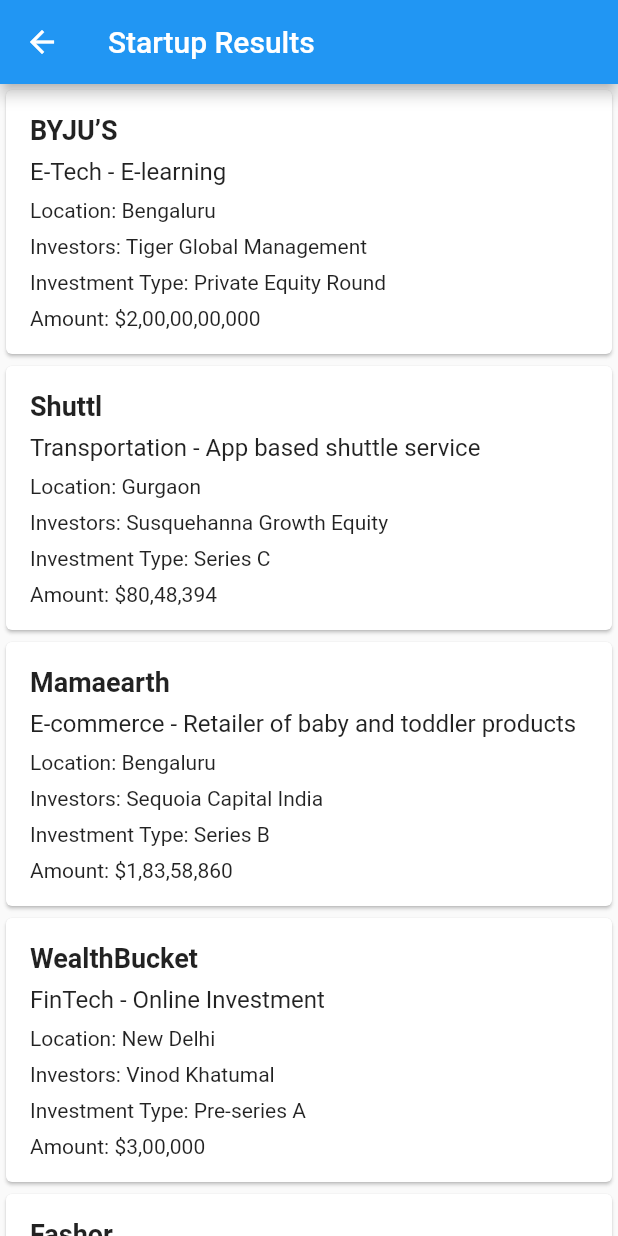
After one commit to Yuvadi29/StartUpProject, a Flutter app: the StartupDisplay screen opened directly, on a phone screen of 412 x 824 dp. The commit adds this screen. Run offline on Flutter 3.47's test engine with Material 2 defaults, Android fonts, the phone set to English and light mode, and no system bars; our stand-ins replace firebase_auth, firebase_core, font_awesome_flutter, google_sign_in; accounts and stored records are empty.

Commit message:
Cards Display

```diff
--- /dev/null
+++ b/lib/screens/StartupDisplay.dart
@@ -0,0 +1,24 @@
+import 'package:flutter/material.dart';
+import 'startup.dart';
+import 'package:intl/intl.dart';
+import 'startup_data.dart';
+import 'startup_list.dart';
+
+class StartupDisplay extends StatelessWidget {
+  const StartupDisplay({Key? key}) : super(key: key);
+
+  @override
+  Widget build(BuildContext context) {
+    final formatter = NumberFormat("#,##,###");
+    return Scaffold(
+      appBar: AppBar(
+        title: const Text("Startup Results"),
+      ),
+      body: SafeArea(
+        child: StartupList(
+          startups: startupData,
+        ),
+      ),
+    );
+  }
+}
--- a/lib/screens/input.dart
+++ b/lib/screens/input.dart
@@ -1,4 +1,5 @@
 import 'package:flutter/material.dart';
+import 'package:startup/screens/StartupDisplay.dart';
 
 const List<String> Domainlist = <String>[
   'E-Tech',
@@ -93,6 +94,17 @@
         currentStep: _currentStep,
         steps: _steps,
       ),
+      bottomNavigationBar: Padding(
+        padding: const EdgeInsets.all(16.0),
+        child: ElevatedButton(
+          onPressed: () {
+            Navigator.push(context, MaterialPageRoute(builder: (context) {
+              return const StartupDisplay();
+            }));
+          },
+          child: const Text("Submit"),
+        )
+      ),
     );
   }
 }
@@ -166,6 +178,7 @@
       value: dropdownValue,
       icon: const Icon(Icons.arrow_downward),
       elevation: 16,
+
       style: const TextStyle(color: Colors.black),
       underline: Container(
         height: 3,
--- /dev/null
+++ b/lib/screens/startup.dart
@@ -0,0 +1,21 @@
+class Startup {
+  final int id;
+  final String name;
+  final String industry;
+  final String subVertical;
+  final String city;
+  final String investors;
+  final String investmentType;
+  final int amount;
+
+  Startup({
+    required this.id,
+    required this.name,
+    required this.industry,
+    required this.subVertical,
+    required this.city,
+    required this.investors,
+    required this.investmentType,
+    required this.amount,
+  });
+}
--- /dev/null
+++ b/lib/screens/startup_card.dart
@@ -0,0 +1,63 @@
+import 'package:flutter/material.dart';
+import 'package:intl/intl.dart';
+import 'startup.dart';
+import 'startup_details.dart';
+
+class StartupCard extends StatelessWidget {
+  final Startup startup;
+
+  StartupCard({required this.startup});
+
+  @override
+  Widget build(BuildContext context) {
+    final formatter = NumberFormat("#,##,###");
+
+    return GestureDetector(
+      onTap: () {
+        Navigator.push(
+          context,
+          MaterialPageRoute(builder: (context) => StartupDetails(startup: startup)),
+        );
+      },
+      child: Card(
+        child: Padding(
+          padding: EdgeInsets.all(16.0),
+          child: Column(
+            crossAxisAlignment: CrossAxisAlignment.start,
+            children: [
+              Text(
+                startup.name,
+                style: TextStyle(fontSize: 18.0, fontWeight: FontWeight.bold),
+              ),
+              SizedBox(height: 8.0),
+              Text(
+                "${startup.industry} - ${startup.subVertical}",
+                style: TextStyle(fontSize: 16.0),
+              ),
+              SizedBox(height: 8.0),
+              Text(
+                "Location: ${startup.city}",
+                style: TextStyle(fontSize: 14.0),
+              ),
+              SizedBox(height: 8.0),
+              Text(
+                "Investors: ${startup.investors}",
+                style: TextStyle(fontSize: 14.0),
+              ),
+              SizedBox(height: 8.0),
+              Text(
+                "Investment Type: ${startup.investmentType}",
+                style: TextStyle(fontSize: 14.0),
+              ),
+              SizedBox(height: 8.0),
+              Text(
+                "Amount: \$${formatter.format(startup.amount)}",
+                style: TextStyle(fontSize: 14.0),
+              ),
+            ],
+          ),
+        ),
+      ),
+    );
+  }
+}
--- /dev/null
+++ b/lib/screens/startup_data.dart
@@ -0,0 +1,104 @@
+import 'startup.dart';
+
+final List<Startup> startupData = [
+  Startup(
+    id: 1,
+    name: 'BYJU’S',
+    industry: 'E-Tech',
+    subVertical: 'E-learning',
+    city: 'Bengaluru',
+    investors: 'Tiger Global Management',
+    investmentType: 'Private Equity Round',
+    amount: 2000000000,
+  ),
+  Startup(
+    id: 2,
+    name: 'Shuttl',
+    industry: 'Transportation',
+    subVertical: 'App based shuttle service',
+    city: 'Gurgaon',
+    investors: 'Susquehanna Growth Equity',
+    investmentType: 'Series C',
+    amount: 8048394,
+  ),
+  Startup(
+    id: 3,
+    name: 'Mamaearth',
+    industry: 'E-commerce',
+    subVertical: 'Retailer of baby and toddler products',
+    city: 'Bengaluru',
+    investors: 'Sequoia Capital India',
+    investmentType: 'Series B',
+    amount: 18358860,
+  ),
+  Startup(
+    id: 4,
+    name: 'WealthBucket',
+    industry: 'FinTech',
+    subVertical: 'Online Investment',
+    city: 'New Delhi',
+    investors: 'Vinod Khatumal',
+    investmentType: 'Pre-series A',
+    amount: 300000,
+  ),
+  Startup(
+    id: 5,
+    name: 'Fashor',
+    industry: 'Fashion and Apparel',
+    subVertical: 'Embroiled Clothes For Women',
+    city: 'Mumbai',
+    investors: 'Sprout Venture Partners',
+    investmentType: 'Seed Round',
+    amount: 1800000,
+  ),
+  Startup(
+    id: 6,
+    name: 'Pando',
+    industry: 'Logistics',
+    subVertical: 'Open-market, freight management platform',
+    city: 'Chennai',
+    investors: 'Chiratae Ventures',
+    investmentType: 'Series A',
+    amount: 9000000,
+  ),
+  Startup(
+    id: 7,
+    name: 'Zomato',
+    industry: 'Hospitality',
+    subVertical: 'Online Food Delivery Platform',
+    city: 'Gurgaon',
+    investors: 'Ant Financial',
+    investmentType: 'Private Equity Round',
+    amount: 150000000,
+  ),
+  Startup(
+    id: 8,
+    name: 'Ecozen',
+    industry: 'Technology',
+    subVertical: 'Agritech',
+    city: 'Pune',
+    investors: 'Sathguru Catalyzer Advisors',
+    investmentType: 'Series A',
+    amount: 6000000,
+  ),
+  Startup(
+    id: 9,
+    name: 'CarDekho',
+    industry: 'E-Commerce',
+    subVertical: 'Automobile',
+    city: 'Gurgaon',
+    investors: 'Ping An Global Voyager Fund',
+    investmentType: 'Series D',
+    amount: 70000000,
+  ),
+  Startup(
+    id: 10,
+    name: 'Dhruva Space',
+    industry: 'Aerospace',
+    subVertical: 'Satellite Communication',
+    city: 'Bengaluru',
+    investors: 'Mumbai Angels, Ravikanth Reddy',
+    investmentType: 'Seed',
+    amount: 50000000,
+  )
+];
--- /dev/null
+++ b/lib/screens/startup_details.dart
@@ -0,0 +1,59 @@
+import 'package:flutter/material.dart';
+import 'startup.dart';
+import 'package:intl/intl.dart';
+
+class StartupDetails extends StatelessWidget {
+  final Startup startup;
+
+  StartupDetails({required this.startup});
+
+  @override
+  Widget build(BuildContext context) {
+    final formatter = NumberFormat("#,##,###");
+
+    return Scaffold(
+      appBar: AppBar(
+        title: Text(startup.name),
+      ),
+      body: Padding(
+        padding: EdgeInsets.all(16.0),
+        child: Column(
+          crossAxisAlignment: CrossAxisAlignment.start,
+          children: [
+            Text(
+              "${startup.industry} - ${startup.subVertical}",
+              style: TextStyle(fontSize: 16.0),
+            ),
+            SizedBox(height: 8.0),
+            Text(
+              "Location: ${startup.city}",
+              style: TextStyle(fontSize: 14.0),
+            ),
+            SizedBox(height: 8.0),
+            Text(
+              "Investors: ${startup.investors}",
+              style: TextStyle(fontSize: 14.0),
+            ),
+            SizedBox(height: 8.0),
+            Text(
+              "Investment Type: ${startup.investmentType}",
+              style: TextStyle(fontSize: 14.0),
+            ),
+            SizedBox(height: 8.0),
+            Text(
+              "Amount: \$${formatter.format(startup.amount)}",
+              style: TextStyle(fontSize: 14.0),
+        ),
+        SizedBox(height: 16.0),
+        ElevatedButton(
+          onPressed: () {
+            // navigate to a new page to show more details about the startup
+          },
+          child: Text('More Details'),
+        ),
+      ],
+    ),
+  ),
+);
+}
+}
--- /dev/null
+++ b/lib/screens/startup_list.dart
@@ -0,0 +1,22 @@
+import 'package:flutter/material.dart';
+import 'startup_card.dart';
+import 'startup_data.dart';
+import 'startup.dart';
+
+class StartupList extends StatelessWidget {
+  final List<Startup> startups;
+
+  StartupList({required this.startups});
+
+  @override
+  Widget build(BuildContext context) {
+    return Container(
+      child: ListView.builder(
+        itemCount: startups.length,
+        itemBuilder: (context, index) {
+          return StartupCard(startup: startups[index]);
+        },
+      ),
+    );
+  }
+}
--- a/pubspec.yaml
+++ b/pubspec.yaml
@@ -44,6 +44,11 @@
 dev_dependencies:
   flutter_test:
     sdk: flutter
+  provider: ^6.0.1
+  http: ^0.13.4
+  flutter_svg: ^1.0.2
+#  cupertino_icons: ^1.0.2
+  intl: ^0.17.0
 
   # The "flutter_lints" package below contains a set of recommended lints to
   # encourage good coding practices. The lint set provided by the package is
```
Also changed, not shown: pubspec.lock.
